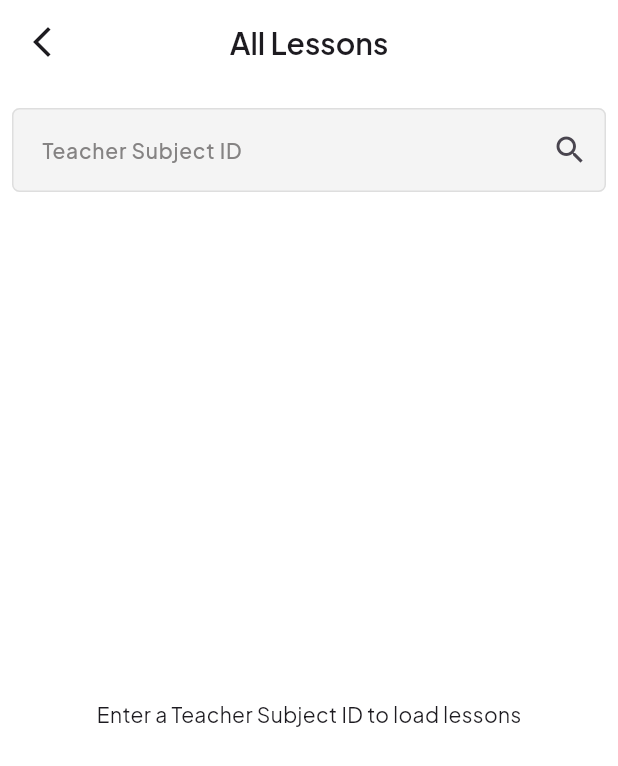
After one commit to Ahmedmo1910/e-learning_dashboard, a Flutter app: the ViewLessonsScreen screen opened by its route, on a phone screen of 412 x 824 dp. The commit adds this screen. Shown: the top 766 px of the screen. Run offline on Flutter 3.47's test engine with Material 3 defaults, Android fonts, the phone set to English and light mode, and no system bars; drawn by our look-alikes of modal_progress_hud_nsn; our stand-ins replace dio, dots_indicator, flutter_bloc, flutter_secure_storage, flutter_svg, gap and 5 more; accounts and stored records are empty.

Commit message:
Add ViewLessonsScreen and related functionality for lesson management
- Implement ViewLessonsScreen with BlocProvider for state management.
- Add getTeacherSubjectLessons method in LessonsRepo to fetch lessons by subject ID.
- Enhance LessonsCubit to handle lesson updates and deletions with appropriate state emissions.
- Create UpdateLessonDialog for editing lesson details.
- Update LessonsScreenBody to navigate to ViewLessonsScreen and display lessons.
- Introduce ViewLessonsScreenBlocConsumer for managing UI state and displaying feedback.

```diff
--- a/lib/core/helper_functions/on_generate_routes.dart
+++ b/lib/core/helper_functions/on_generate_routes.dart
@@ -5,6 +5,7 @@ import 'package:teachers_dashboard/features/profile/presentation/views/lesson_sc
 import 'package:teachers_dashboard/main_screen.dart';
 import '../../features/exam/presentation/views/create_exams_screen.dart';
 import '../../features/exam/presentation/views/view_exams_screen.dart';
+import '../../features/lessons/presentation/view/view_lessons_screen.dart';
 import '../../features/on_boarding/presentation/views/on_boarding_screen.dart';
 import '../../features/profile/presentation/views/subjects_screen.dart';
 import '../../features/splash/presentation/views/splash_screen.dart';
@@ -31,6 +32,8 @@ Route<dynamic> onGenerateRoute(RouteSettings settings) {
       return MaterialPageRoute(builder: (context) => const SubjectsScreen());
     case LessonScreen.routeName:
       return MaterialPageRoute(builder: (context) => const LessonScreen());
+    case ViewLessonsScreen.routeName:
+      return MaterialPageRoute(builder: (context) => const ViewLessonsScreen());
     default:
       return MaterialPageRoute(builder: (context) => const Scaffold());
   }
--- /dev/null
+++ b/lib/features/lessons/presentation/view/view_lessons_screen.dart
@@ -0,0 +1,20 @@
+import 'package:flutter/material.dart';
+import 'package:flutter_bloc/flutter_bloc.dart';
+import 'widgets/view_lessons_screen_bloc_consumer.dart';
+import 'package:teachers_dashboard/core/widgets/custom_app_bar.dart';
+import 'package:teachers_dashboard/features/lessons/presentation/cubit/lessons_cubit.dart';
+
+class ViewLessonsScreen extends StatelessWidget {
+  const ViewLessonsScreen({super.key});
+  static const String routeName = 'viewLessonsScreen';
+  @override
+  Widget build(BuildContext context) {
+    return BlocProvider(
+      create: (context) => LessonsCubit(),
+      child: Scaffold(
+        appBar: customAppBar(context, title: 'All Lessons'),
+        body: ViewLessonsScreenBlocConsumer(),
+      ),
+    );
+  }
+}
--- /dev/null
+++ b/lib/features/lessons/presentation/view/widgets/view_lessons_screen_bloc_consumer.dart
@@ -0,0 +1,44 @@
+import 'package:flutter/material.dart';
+import 'view_lessons_screen_body.dart';
+import 'package:flutter_bloc/flutter_bloc.dart';
+import 'package:teachers_dashboard/core/widgets/custom_progress_hud.dart';
+import 'package:teachers_dashboard/core/widgets/snack_bar_helper.dart';
+import 'package:teachers_dashboard/features/lessons/presentation/cubit/lessons_cubit.dart';
+import 'package:teachers_dashboard/features/lessons/presentation/cubit/lessons_state.dart';
+
+class ViewLessonsScreenBlocConsumer extends StatelessWidget {
+  const ViewLessonsScreenBlocConsumer({super.key});
+
+  @override
+  Widget build(BuildContext context) {
+    return BlocConsumer<LessonsCubit, LessonsState>(
+      listener: (context, state) {
+        if (state is LessonDeleted) {
+          SnackBarHelper.showSnackBar(
+            context,
+            'Lesson Deleted Successfully',
+            Colors.green,
+          );
+        } else if (state is LessonUpdated) {
+          SnackBarHelper.showSnackBar(
+            context,
+            'Lesson Updated Successfully',
+            Colors.green,
+          );
+        } else if (state is LessonsFailure) {
+          SnackBarHelper.showSnackBar(
+            context,
+            'Field to create lesson',
+            Colors.red,
+          );
+        }
+      },
+      builder: (context, state) {
+        return CustomProgressHud(
+          isLoading: state is LessonsLoading ? true : false,
+          child: ViewLessonsScreenBody(),
+        );
+      },
+    );
+  }
+}
--- /dev/null
+++ b/lib/features/lessons/presentation/view/widgets/view_lessons_screen_body.dart
@@ -0,0 +1,97 @@
+import 'package:flutter/material.dart';
+import 'package:flutter_bloc/flutter_bloc.dart';
+import 'package:teachers_dashboard/core/utils/app_colors.dart';
+import 'package:teachers_dashboard/core/utils/app_text_styles.dart';
+import 'package:teachers_dashboard/core/widgets/custom_text_form_field.dart';
+import 'package:teachers_dashboard/features/lessons/presentation/cubit/lessons_cubit.dart';
+import 'package:teachers_dashboard/features/lessons/presentation/cubit/lessons_state.dart';
+import 'package:teachers_dashboard/features/profile/presentation/views/widgets/subject_item.dart';
+
+import 'update_lesson_dialog.dart';
+
+class ViewLessonsScreenBody extends StatefulWidget {
+  const ViewLessonsScreenBody({super.key});
+
+  @override
+  State<ViewLessonsScreenBody> createState() => _ViewLessonsScreenBodyState();
+}
+
+class _ViewLessonsScreenBodyState extends State<ViewLessonsScreenBody> {
+  final TextEditingController _idController = TextEditingController();
+
+  @override
+  Widget build(BuildContext context) {
+    return Padding(
+      padding: const EdgeInsets.symmetric(horizontal: 8.0, vertical: 16.0),
+      child: Column(
+        children: [
+          CustomTextFormField(
+            controller: _idController,
+            labelText: "Teacher Subject ID",
+            hintText: "Enter Teacher Subject ID",
+            suffixIcon: IconButton(
+              onPressed: () {
+                final id = _idController.text.trim();
+                if (id.isNotEmpty) {
+                  context.read<LessonsCubit>().getTeacherSubjectLessons(
+                    teacherSubjectId: id,
+                  );
+                }
+              },
+              icon: const Icon(Icons.search),
+            ),
+          ),
+          const SizedBox(height: 16),
+          Expanded(
+            child: BlocBuilder<LessonsCubit, LessonsState>(
+              builder: (context, state) {
+                if (state is LessonsLoaded) {
+                  final lessons = state.lessons;
+
+                  if (lessons.isEmpty) {
+                    return const Center(child: Text("No lessons found"));
+                  }
+
+                  return ListView.builder(
+                    itemCount: lessons.length,
+                    itemBuilder: (context, index) {
+                      final item = lessons[index];
+                      return SubjectItem(
+                        name: item['lessontitle'] ?? 'No Title',
+                        description:
+                            item['lessondescription'] ?? 'No Description',
+                        sort: item['sort'].toString(),
+                        onLongPress: () {
+                          context.read<LessonsCubit>().deleteLesson(
+                            lessonId: item['id'].toString(),
+                            teacherSubjectId: _idController.text.trim(),
+                          );
+                        },
+                        onDoubleTap: () {
+                          showDialog(
+                            context: context,
+                            builder: (_) => BlocProvider.value(
+                              value: context.read<LessonsCubit>(),
+                              child: UpdateLessonDialog(
+                                item: item,
+                                teacherSubjectId: _idController.text.trim(),
+                              ),
+                            ),
+                          );
+                        },
+                      );
+                    },
+                  );
+                }
+
+                return const Center(
+                  child: Text("Enter a Teacher Subject ID to load lessons"),
+                );
+              },
+            ),
+          ),
+        ],
+      ),
+    );
+  }
+}
```
Also changed, not shown: lib/features/lessons/presentation/cubit/lessons_cubit.dart (+29 -4 lines), lib/features/lessons/presentation/data/lessons_repo.dart (+15 -0 lines), lib/features/lessons/presentation/view/widgets/lessons_screen_body.dart (+17 -0 lines), lib/features/lessons/presentation/view/widgets/update_lesson_dialog.dart (added, +110 -0 lines), lib/features/profile/presentation/views/widgets/subject_item.dart (+25 -6 lines).
